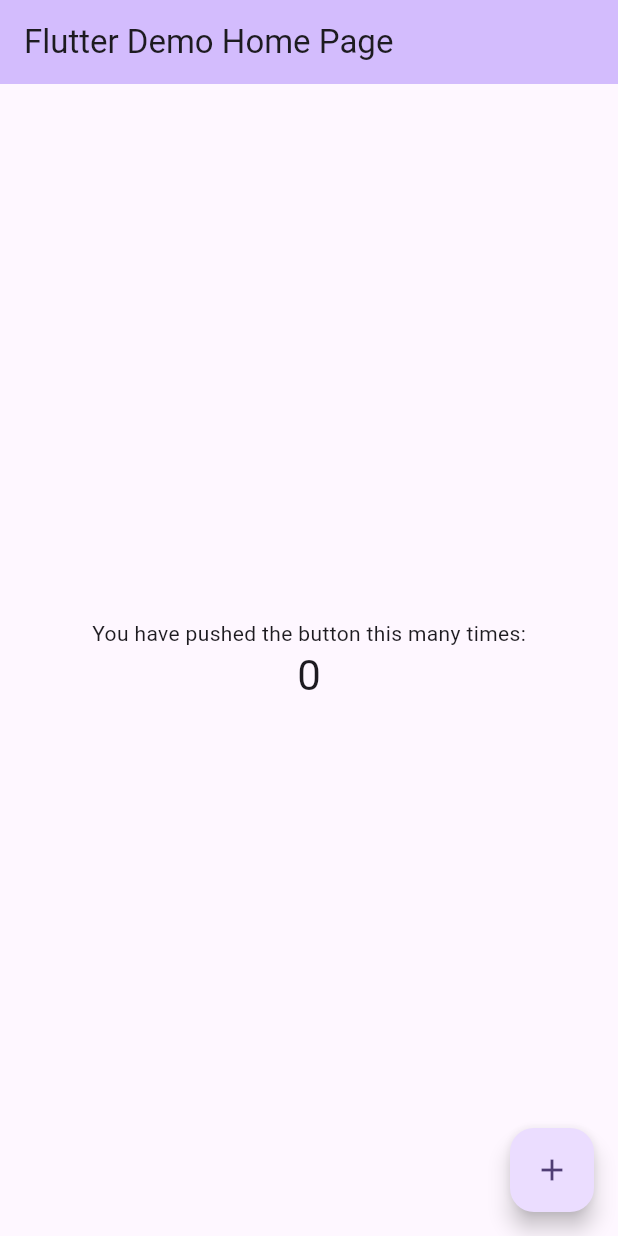
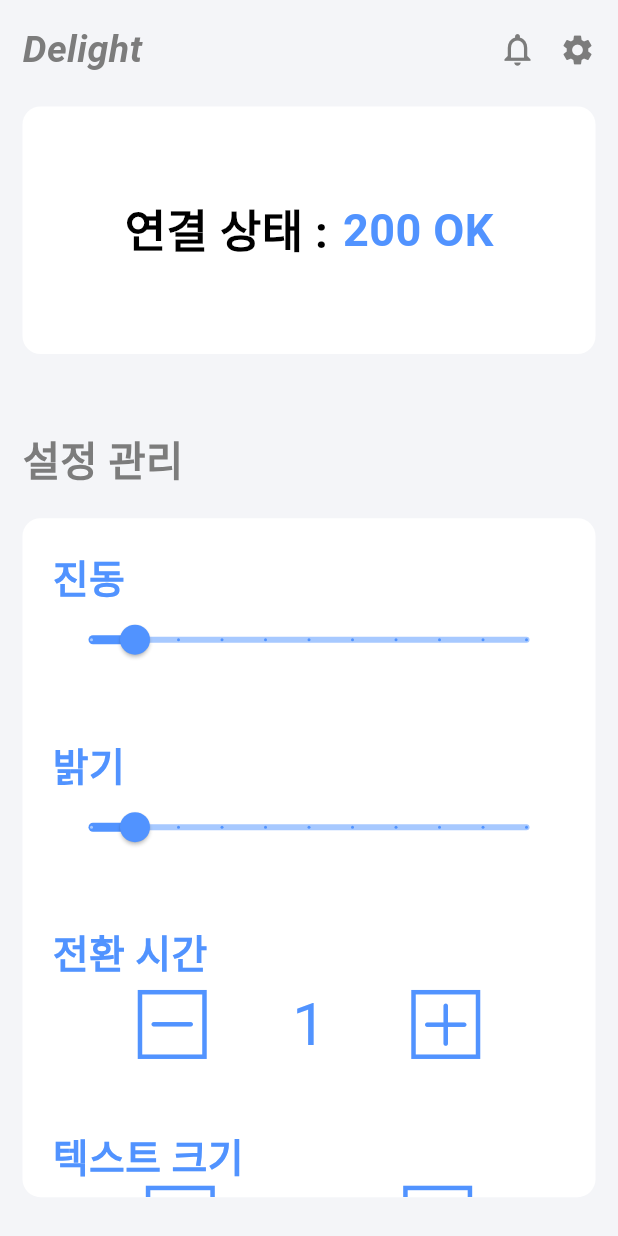
Before and after one commit to kanade012/NRC_Hackathon, a Flutter app: the screen it shows after launch, on a phone screen of 412 x 824 dp. Run offline on Flutter 3.47's test engine with Material 3 defaults, Android fonts, the phone set to English and light mode, and no system bars.

Commit message:
[feat] 프론트엔드 구현

```diff
--- /dev/null
+++ b/lib/Config/color.dart
@@ -0,0 +1,16 @@
+import 'package:flutter/material.dart';
+
+class DelightColors{
+
+  static const grey = Color(0xFFABABAB);
+  static const grey1 = Color(0xFF808080);
+  static const grey2 = Color(0xFFD9D9D9);
+  static const grey3 = Color(0xFF5C5C5C);
+  static const darkgrey = Color(0xFF7C7C7C);
+  static const lightgrey = Color(0xFFDEDEDE);
+  static const mainBlue = Color(0xFF5193FF);
+  static const subBlue = Color(0xFFA7C9FF);
+  static const subBlue2 = Color(0xFFE3EDFD);
+  static const background = Color(0xFFF4F5F8);
+
+}
--- /dev/null
+++ b/lib/Page/MainPage.dart
@@ -0,0 +1,116 @@
+import 'package:delight/Widget/Custom_Card.dart';
+import 'package:flutter/material.dart';
+
+import '../Config/color.dart';
+import '../main.dart';
+
+class MainPage extends StatefulWidget {
+  const MainPage({super.key});
+
+  @override
+  State<MainPage> createState() => _MainPageState();
+}
+
+class _MainPageState extends State<MainPage> {
+
+  @override
+  Widget build(BuildContext context) {
+    return Scaffold(
+        backgroundColor: DelightColors.background,
+        body: SafeArea(
+          child: Padding(
+            padding: EdgeInsets.all(ratio.width * 15),
+            child: Column(
+                children: [
+              //CustomAppBar
+              Row(
+                mainAxisAlignment: MainAxisAlignment.start,
+                children: [
+                  Text("Delight",
+                      style: TextStyle(
+                          color: DelightColors.darkgrey,
+                          fontSize: 25,
+                          fontWeight: FontWeight.bold,
+                          fontStyle: FontStyle.italic)),
+                  Spacer(),
+                  GestureDetector(
+                      onTap: () {},
+                      child: Icon(
+                        Icons.notifications_none,
+                        color: DelightColors.darkgrey,
+                        size: 26,
+                      )),
+                  SizedBox(width: 15),
+                  GestureDetector(
+                      onTap: () {},
+                      child:
+                          Icon(Icons.settings, color: DelightColors.darkgrey)),
+                ],
+              ),
+              //Header
+              SizedBox(height: 20),
+              Container(
+                width: double.infinity,
+                decoration: BoxDecoration(
+                    borderRadius: BorderRadius.circular(12),
+                    color: Colors.white),
+                child: Padding(
+                  padding: const EdgeInsets.symmetric(vertical: 60),
+                  child: Center(
+                    child: Row(
+                      mainAxisAlignment: MainAxisAlignment.center,
+                      children: [
+                        Text("연결 상태 :",
+                            style: TextStyle(
+                                fontSize: 30,
+                                fontWeight: FontWeight.bold,
+                                color: Colors.black)),
+                        SizedBox(
+                          width: ratio.width * 10,
+                        ),
+                        Text("200 OK",
+                            style: TextStyle(
+                                fontSize: 30,
+                                fontWeight: FontWeight.bold,
+                                color: DelightColors.mainBlue)),
+                      ],
+                    ),
+                  ),
+                ),
+              ),
+              //body
+              SizedBox(height: 50),
+              Align(
+                alignment: Alignment.bottomLeft,
+                child: Text("설정 관리",
+                    style: TextStyle(
+                        fontSize: 27,
+                        color: DelightColors.darkgrey,
+                        fontWeight: FontWeight.bold)),
+              ),
+              SizedBox(
+                height: ratio.height * 20,
+              ),
+              Container(
+                width: double.infinity,
+                height: ratio.height * 490,
+                decoration: BoxDecoration(
+                  borderRadius: BorderRadius.circular(12),
+                  color: Colors.white
+                ),
+                child: SingleChildScrollView(
+                  child: Column(
+                    children: [
+                      CustomSliderCard(title: "진동", value: 1),
+                      CustomSliderCard(title: "밝기", value: 1),
+                      CustomUpDownCard(title: "전환 시간", value: 1),
+                      CustomUpDown2Card(title: "텍스트 크기", value: 1.0),
+                    ],
+                  ),
+                ),
+              ),
+            ]),
+          ),
+        ));
+  }
+}
--- /dev/null
+++ b/lib/Widget/Custom_Card.dart
@@ -0,0 +1,220 @@
+import 'package:delight/Config/color.dart';
+import 'package:flutter/cupertino.dart';
+import 'package:flutter/material.dart';
+import '../main.dart';
+import 'Custom_Slider.dart';
+
+class CustomSliderCard extends StatefulWidget {
+  final String title;
+  final double value;
+
+  CustomSliderCard({
+    required this.title,
+    required this.value,
+    super.key,
+  });
+
+  @override
+  State<CustomSliderCard> createState() => _CustomSliderCardState();
+}
+
+class _CustomSliderCardState extends State<CustomSliderCard> {
+  @override
+  Widget build(BuildContext context) {
+    return Container(
+      margin: EdgeInsets.all(ratio.width * 10),
+      padding: EdgeInsets.all(ratio.width * 10),
+      decoration: BoxDecoration(
+        borderRadius: BorderRadius.circular(12),
+        color: Colors.white,
+      ),
+      child: Column(
+        crossAxisAlignment: CrossAxisAlignment.start,
+        children: [
+          Text(widget.title,
+              style: TextStyle(
+                  fontSize: 26,
+                  fontWeight: FontWeight.bold,
+                  color: DelightColors.mainBlue)),
+          SliderPage(value1: widget.value),
+        ],
+      ),
+    );
+  }
+}
+
+class CustomUpDownCard extends StatefulWidget {
+  final String title;
+  final int value;
+
+  CustomUpDownCard({
+    required this.title,
+    required this.value,
+    super.key,
+  });
+
+  @override
+  State<CustomUpDownCard> createState() => _CustomUpDownCardState();
+}
+
+class _CustomUpDownCardState extends State<CustomUpDownCard> {
+  late int _currentValue;
+
+  @override
+  void initState() {
+    super.initState();
+    _currentValue = widget.value; // 초기값 설정
+  }
+
+  @override
+  Widget build(BuildContext context) {
+    return Container(
+      margin: EdgeInsets.all(ratio.width * 10),
+      padding: EdgeInsets.all(ratio.width * 10),
+      decoration: BoxDecoration(
+        borderRadius: BorderRadius.circular(12),
+        color: Colors.white,
+      ),
+      child: Column(
+        crossAxisAlignment: CrossAxisAlignment.start,
+        children: [
+          Text(widget.title,
+              style: TextStyle(
+                  fontSize: 26,
+                  fontWeight: FontWeight.bold,
+                  color: DelightColors.mainBlue)),
+          Row(
+            mainAxisAlignment: MainAxisAlignment.spaceEvenly,
+            children: [
+              GestureDetector(
+                onTap: () {
+                  setState(() {
+                    _currentValue -= 1;
+                  });
+                },
+                child: Container(
+                  decoration: BoxDecoration(
+                      border: Border.all(width: 3, color: DelightColors.mainBlue)),
+                  child: Icon(
+                    CupertinoIcons.minus,
+                    color: DelightColors.mainBlue,
+                    size: 40,
+                  ),
+                ),
+              ),
+              Text('$_currentValue', // 업데이트된 값을 표시
+                  style: TextStyle(
+                    fontSize: 40, // 디자인에 맞게 폰트 크기 조정
+                    color: DelightColors.mainBlue,
+                  )),
+              GestureDetector(
+                onTap: () {
+                  setState(() {
+                    _currentValue += 1;
+                  });
+                },
+                child: Container(
+                  decoration: BoxDecoration(
+                      border: Border.all(width: 3, color: DelightColors.mainBlue)),
+                  child: Icon(
+                    CupertinoIcons.plus,
+                    color: DelightColors.mainBlue,
+                    size: 40,
+                  ),
+                ),
+              )
+            ],
+          ),
+        ],
+      ),
+    );
+  }
+}
+
+class CustomUpDown2Card extends StatefulWidget {
+  final String title;
+  final double value;
+
+  CustomUpDown2Card({
+    required this.title,
+    required this.value,
+    super.key,
+  });
+
+  @override
+  State<CustomUpDown2Card> createState() => _CustomUpDownCard2State();
+}
+
+class _CustomUpDownCard2State extends State<CustomUpDown2Card> {
+  late double _currentValue;
+
+  @override
+  void initState() {
+    super.initState();
+    _currentValue = widget.value; // 초기값 설정
+  }
+
+  @override
+  Widget build(BuildContext context) {
+    return Container(
+      margin: EdgeInsets.all(ratio.width * 10),
+      padding: EdgeInsets.all(ratio.width * 10),
+      decoration: BoxDecoration(
+        borderRadius: BorderRadius.circular(12),
+        color: Colors.white,
+      ),
+      child: Column(
+        crossAxisAlignment: CrossAxisAlignment.start,
+        children: [
+          Text(widget.title,
+              style: TextStyle(
+                  fontSize: 26,
+                  fontWeight: FontWeight.bold,
+                  color: DelightColors.mainBlue)),
+          Row(
+            mainAxisAlignment: MainAxisAlignment.spaceEvenly,
+            children: [
+              GestureDetector(
+                onTap: () {
+                  setState(() {
+                    _currentValue -= 1.0;
+                  });
+                },
+                child: Container(
+                  decoration: BoxDecoration(
+                      border: Border.all(width: 3, color: DelightColors.mainBlue)),
+                  child: Icon(
+                    CupertinoIcons.minus,
+                    color: DelightColors.mainBlue,
+                    size: 40,
+                  ),
+                ),
+              ),
+              Text('가', // 업데이트된 값을 표시
+                  style: TextStyle(
+                    fontSize: _currentValue, // 디자인에 맞게 폰트 크기 조정
+                    color: DelightColors.mainBlue,
+                  )),
+              GestureDetector(
+                onTap: () {
+                  setState(() {
+                    _currentValue += 1.0;
+                  });
+                },
+                child: Container(
+                  decoration: BoxDecoration(
+                      border: Border.all(width: 3, color: DelightColors.mainBlue)),
+                  child: Icon(
+                    CupertinoIcons.plus,
+                    color: DelightColors.mainBlue,
+                    size: 40,
+                  ),
+                ),
+              )
+            ],
+          ),
+        ],
+      ),
+    );
+  }
+}
--- /dev/null
+++ b/lib/Widget/Custom_Slider.dart
@@ -0,0 +1,29 @@
+import 'package:delight/Config/color.dart';
+import 'package:flutter/material.dart';
+
+class SliderPage extends StatefulWidget {
+  double value1;
+
+  SliderPage({super.key,
+  required this.value1});
+
+  @override
+  State<SliderPage> createState() => _SliderPageState();
+}
+
+class _SliderPageState extends State<SliderPage> {
+
+  @override
+  Widget build(BuildContext context) {
+    return Slider(
+      activeColor: DelightColors.mainBlue,
+          inactiveColor: DelightColors.subBlue,
+          value: widget.value1,
+          max: 10,
+          label: widget.value1.round().toString(),
+          divisions: 10,
+          onChanged: (value) => setState(() {
+            widget.value1 = value;
+          }));
+  }
+}
--- a/lib/main.dart
+++ b/lib/main.dart
@@ -1,125 +1,23 @@
 import 'package:flutter/material.dart';
 
+import 'Page/MainPage.dart';
+
+late Size ratio;
+
 void main() {
-  runApp(const MyApp());
+  runApp(MyApp());
 }
 
 class MyApp extends StatelessWidget {
   const MyApp({super.key});
 
-  // This widget is the root of your application.
   @override
   Widget build(BuildContext context) {
+    ratio = Size(MediaQuery.sizeOf(context).width / 412,
+        MediaQuery.sizeOf(context).height / 892);
     return MaterialApp(
-      title: 'Flutter Demo',
-      theme: ThemeData(
-        // This is the theme of your application.
-        //
-        // TRY THIS: Try running your application with "flutter run". You'll see
-        // the application has a purple toolbar. Then, without quitting the app,
-        // try changing the seedColor in the colorScheme below to Colors.green
-        // and then invoke "hot reload" (save your changes or press the "hot
-        // reload" button in a Flutter-supported IDE, or press "r" if you used
-        // the command line to start the app).
-        //
-        // Notice that the counter didn't reset back to zero; the application
-        // state is not lost during the reload. To reset the state, use hot
-        // restart instead.
-        //
-        // This works for code too, not just values: Most code changes can be
-        // tested with just a hot reload.
-        colorScheme: ColorScheme.fromSeed(seedColor: Colors.deepPurple),
-        useMaterial3: true,
-      ),
-      home: const MyHomePage(title: 'Flutter Demo Home Page'),
+      debugShowCheckedModeBanner: false,
+      home: MainPage(),
     );
   }
 }
-
-class MyHomePage extends StatefulWidget {
-  const MyHomePage({super.key, required this.title});
-
-  // This widget is the home page of your application. It is stateful, meaning
-  // that it has a State object (defined below) that contains fields that affect
-  // how it looks.
-
-  // This class is the configuration for the state. It holds the values (in this
-  // case the title) provided by the parent (in this case the App widget) and
-  // used by the build method of the State. Fields in a Widget subclass are
-  // always marked "final".
-
-  final String title;
-
-  @override
-  State<MyHomePage> createState() => _MyHomePageState();
-}
-
-class _MyHomePageState extends State<MyHomePage> {
-  int _counter = 0;
-
-  void _incrementCounter() {
-    setState(() {
-      // This call to setState tells the Flutter framework that something has
-      // changed in this State, which causes it to rerun the build method below
-      // so that the display can reflect the updated values. If we changed
-      // _counter without calling setState(), then the build method would not be
-      // called again, and so nothing would appear to happen.
-      _counter++;
-    });
-  }
-
-  @override
-  Widget build(BuildContext context) {
-    // This method is rerun every time setState is called, for instance as done
-    // by the _incrementCounter method above.
-    //
-    // The Flutter framework has been optimized to make rerunning build methods
-    // fast, so that you can just rebuild anything that needs updating rather
-    // than having to individually change instances of widgets.
-    return Scaffold(
-      appBar: AppBar(
-        // TRY THIS: Try changing the color here to a specific color (to
-        // Colors.amber, perhaps?) and trigger a hot reload to see the AppBar
-        // change color while the other colors stay the same.
-        backgroundColor: Theme.of(context).colorScheme.inversePrimary,
-        // Here we take the value from the MyHomePage object that was created by
-        // the App.build method, and use it to set our appbar title.
-        title: Text(widget.title),
-      ),
-      body: Center(
-        // Center is a layout widget. It takes a single child and positions it
-        // in the middle of the parent.
-        child: Column(
-          // Column is also a layout widget. It takes a list of children and
-          // arranges them vertically. By default, it sizes itself to fit its
-          // children horizontally, and tries to be as tall as its parent.
-          //
-          // Column has various properties to control how it sizes itself and
-          // how it positions its children. Here we use mainAxisAlignment to
-          // center the children vertically; the main axis here is the vertical
-          // axis because Columns are vertical (the cross axis would be
-          // horizontal).
-          //
-          // TRY THIS: Invoke "debug painting" (choose the "Toggle Debug Paint"
-          // action in the IDE, or press "p" in the console), to see the
-          // wireframe for each widget.
-          mainAxisAlignment: MainAxisAlignment.center,
-          children: <Widget>[
-            const Text(
-              'You have pushed the button this many times:',
-            ),
-            Text(
-              '$_counter',
-              style: Theme.of(context).textTheme.headlineMedium,
-            ),
-          ],
-        ),
-      ),
-      floatingActionButton: FloatingActionButton(
-        onPressed: _incrementCounter,
-        tooltip: 'Increment',
-        child: const Icon(Icons.add),
-      ), // This trailing comma makes auto-formatting nicer for build methods.
-    );
-  }
-}
```
Also changed, not shown: 1 other file.
